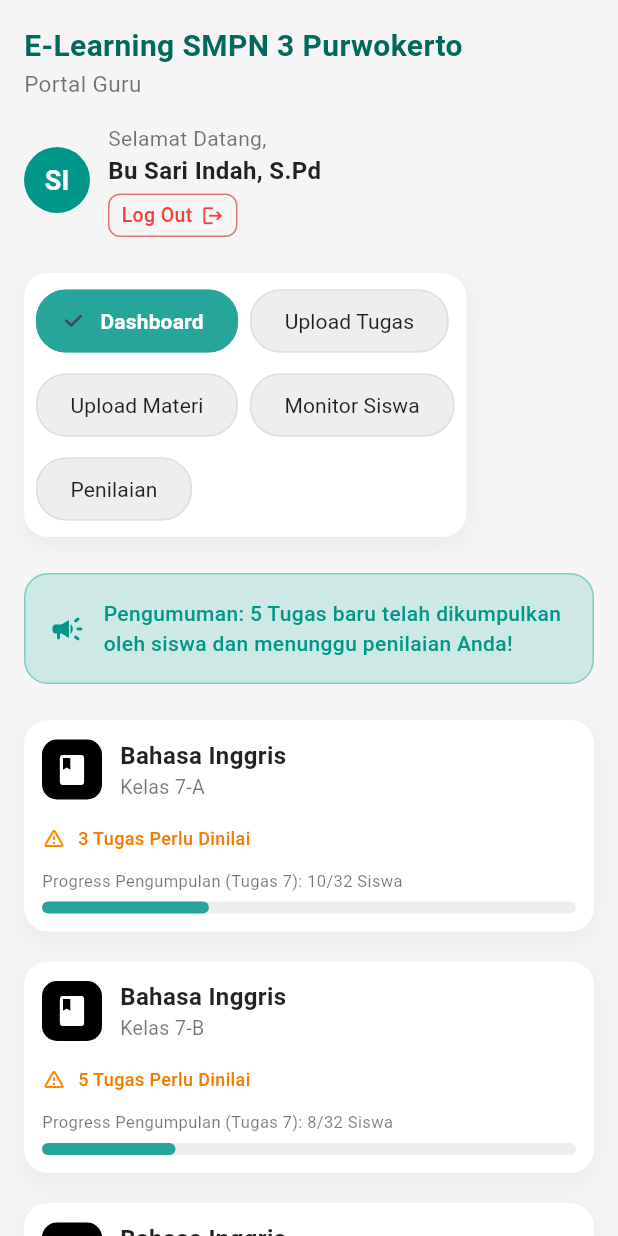
After one commit to Meph1sto14/Android_E-Learning, a Flutter app: the DashboardGuruScreen screen opened by its route, on a phone screen of 412 x 824 dp. The commit adds this screen. Run offline on Flutter 3.47's test engine with Material 3 defaults, Android fonts, the phone set to English and light mode, and no system bars; our stand-ins replace file_picker; Roboto replaces fonts that are missing (Poppins).

Commit message:
buat ulang dashboard guru

```diff
--- /dev/null
+++ b/project_lms/lib/dashboard_guru_screen.dart
@@ -0,0 +1,349 @@
+import 'package:flutter/material.dart';
+
+class DashboardGuruScreen extends StatefulWidget {
+  const DashboardGuruScreen({super.key});
+
+  @override
+  State<DashboardGuruScreen> createState() => _DashboardGuruScreenState();
+}
+
+class _DashboardGuruScreenState extends State<DashboardGuruScreen> {
+  String _selectedMenu = 'Dashboard';
+
+  @override
+  Widget build(BuildContext context) {
+    return Scaffold(
+      body: SafeArea(
+        child: LayoutBuilder(
+          builder: (context, constraints) {
+            final double padding = constraints.maxWidth > 600 ? 24.0 : 16.0;
+
+            return SingleChildScrollView(
+              child: Padding(
+                padding: EdgeInsets.all(padding),
+                child: Column(
+                  crossAxisAlignment: CrossAxisAlignment.start,
+                  children: [
+                    _buildHeader(),
+                    const SizedBox(height: 24),
+                    _buildMenuNavigasi(),
+                    const SizedBox(height: 24),
+                    _buildPengumuman(),
+                    const SizedBox(height: 24),
+                    LayoutBuilder(
+                      builder: (context, cardConstraints) {
+                        if (cardConstraints.maxWidth > 800) {
+                          return Row(
+                            crossAxisAlignment: CrossAxisAlignment.start,
+                            children: [
+                              Expanded(child: _buildKelasCard('Bahasa Inggris', 'Kelas 7-A', 3, 10)),
+                              const SizedBox(width: 20),
+                              Expanded(child: _buildKelasCard('Bahasa Inggris', 'Kelas 7-B', 5, 8)),
+                              const SizedBox(width: 20),
+                              Expanded(child: _buildKelasCard('Bahasa Inggris', 'Kelas 7-C', 1, 12)),
+                            ],
+                          );
+                        } else {
+                          return Column(
+                            children: [
+                              _buildKelasCard('Bahasa Inggris', 'Kelas 7-A', 3, 10),
+                              const SizedBox(height: 20),
+                              _buildKelasCard('Bahasa Inggris', 'Kelas 7-B', 5, 8),
+                              const SizedBox(height: 20),
+                              _buildKelasCard('Bahasa Inggris', 'Kelas 7-C', 1, 12),
+                            ],
+                          );
+                        }
+                      },
+                    ),
+                  ],
+                ),
+              ),
+            );
+          },
+        ),
+      ),
+    );
+  }
+
+  Widget _buildHeader() {
+    return Wrap(
+      alignment: WrapAlignment.spaceBetween,
+      crossAxisAlignment: WrapCrossAlignment.center,
+      runSpacing: 16.0,
+      spacing: 16.0,
+      children: [
+        Column(
+          crossAxisAlignment: CrossAxisAlignment.start,
+          children: [
+            Text(
+              'E-Learning SMPN 3 Purwokerto',
+              style: TextStyle(
+                fontSize: 20,
+                fontWeight: FontWeight.bold,
+                color: Colors.teal.shade800,
+              ),
+            ),
+            const Text(
+              'Portal Guru',
+              style: TextStyle(
+                fontSize: 15,
+                color: Colors.black54,
+              ),
+            ),
+          ],
+        ),
+        Row(
+          mainAxisSize: MainAxisSize.min,
+          children: [
+            const CircleAvatar(
+              radius: 22,
+              backgroundColor: Colors.teal,
+              child: Text(
+                'SI',
+                style: TextStyle(
+                  color: Colors.white,
+                  fontWeight: FontWeight.bold,
+                  fontSize: 18,
+                ),
+              ),
+            ),
+            const SizedBox(width: 12),
+            Column(
+              crossAxisAlignment: CrossAxisAlignment.start,
+              children: [
+                const Text(
+                  'Selamat Datang,',
+                  style: TextStyle(
+                    fontSize: 14,
+                    color: Colors.black54,
+                  ),
+                ),
+                const Text(
+                  'Bu Sari Indah, S.Pd',
+                  style: TextStyle(
+                    fontSize: 16,
+                    fontWeight: FontWeight.w600,
+                    color: Colors.black87,
+                  ),
+                ),
+                const SizedBox(height: 4),
+                GestureDetector(
+                  onTap: () {
+                    Navigator.of(context)
+                        .pushNamedAndRemoveUntil('/', (route) => false);
+                  },
+                  child: Container(
+                    padding:
+                        const EdgeInsets.symmetric(vertical: 4, horizontal: 8),
+                    decoration: BoxDecoration(
+                      borderRadius: BorderRadius.circular(8),
+                      border: Border.all(color: Colors.red.shade300, width: 1),
+                    ),
+                    child: Row(
+                      mainAxisSize: MainAxisSize.min,
+                      children: const [
+                        Text(
+                          'Log Out',
+                          style: TextStyle(
+                            fontSize: 13,
+                            color: Colors.red,
+                            fontWeight: FontWeight.w500,
+                          ),
+                        ),
+                        SizedBox(width: 6),
+                        Icon(
+                          Icons.logout,
+                          color: Colors.red,
+                          size: 15,
+                        ),
+                      ],
+                    ),
+                  ),
+                ),
+              ],
+            ),
+          ],
+        ),
+      ],
+    );
+  }
+
+  Widget _buildMenuNavigasi() {
+    final List<String> menuItems = [
+      'Dashboard',
+      'Upload Tugas',
+      'Upload Materi',
+      'Monitor Siswa',
+      'Penilaian'
+    ];
+
+    return Container(
+      padding: const EdgeInsets.symmetric(vertical: 8, horizontal: 8),
+      decoration: BoxDecoration(
+        color: Colors.white,
+        borderRadius: BorderRadius.circular(16),
+        boxShadow: [
+          BoxShadow(
+            color: Colors.grey.withOpacity(0.1),
+            spreadRadius: 2,
+            blurRadius: 10,
+            offset: const Offset(0, 5),
+          ),
+        ],
+      ),
+      child: Wrap(
+        spacing: 8.0,
+        runSpacing: 8.0,
+        alignment: WrapAlignment.start,
+        children: menuItems.map((item) {
+          bool isActive = _selectedMenu == item;
+          return ChoiceChip(
+            label: Text(item),
+                selected: isActive,
+                onSelected: (selected) {
+              if (selected) {
+                    setState(() {
+                      _selectedMenu = item;
+                });
+              }
+            },
+            selectedColor: Colors.teal.shade400,
+                backgroundColor: Colors.grey.shade200,
+                labelStyle: TextStyle(
+              color: isActive ? Colors.white : Colors.black87,
+                  fontWeight: isActive ? FontWeight.bold : FontWeight.normal,
+                ),
+            shape: RoundedRectangleBorder(
+                borderRadius: BorderRadius.circular(20),
+                side: BorderSide(
+                  color:
+                      isActive ? Colors.teal.shade400 : Colors.grey.shade300,
+                )),
+            padding: const EdgeInsets.symmetric(horizontal: 14, vertical: 10),
+          );
+        }).toList(),
+      ),
+    );
+  }
+
+  Widget _buildPengumuman() {
+    return Container(
+      padding: const EdgeInsets.all(16),
+      decoration: BoxDecoration(
+        color: Colors.teal.shade100.withOpacity(0.6),
+        borderRadius: BorderRadius.circular(16),
+        border: Border.all(color: Colors.teal.shade200),
+      ),
+      child: Row(
+        children: const [
+          Icon(Icons.campaign_rounded, color: Colors.teal, size: 24),
+          SizedBox(width: 12),
+          Expanded(
+            child: Text(
+              'Pengumuman: 5 Tugas baru telah dikumpulkan oleh siswa dan menunggu penilaian Anda!',
+              style: TextStyle(
+                fontSize: 14,
+                fontWeight: FontWeight.w500,
+                color: Colors.teal,
+              ),
+            ),
+          ),
+        ],
+      ),
+    );
+  }
+
+  Widget _buildKelasCard(
+      String mapel, String kelas, int tugasPerluDinilai, int siswaTerkumpul) {
+    const int totalSiswa = 32;
+    double progress = siswaTerkumpul / totalSiswa;
+
+    return Container(
+      padding: const EdgeInsets.all(12),
+      decoration: BoxDecoration(
+        color: Colors.white,
+        borderRadius: BorderRadius.circular(16),
+        boxShadow: [
+          BoxShadow(
+            color: Colors.grey.withOpacity(0.1),
+            spreadRadius: 2,
+            blurRadius: 10,
+            offset: const Offset(0, 5),
+          ),
+        ],
+      ),
+      child: Column(
+        crossAxisAlignment: CrossAxisAlignment.start,
+        children: [
+          Row(
+            children: [
+              Container(
+                padding: const EdgeInsets.all(8),
+                decoration: BoxDecoration(
+                  color: Colors.black,
+                  borderRadius: BorderRadius.circular(10),
+                ),
+                child: const Icon(Icons.book_rounded,
+                    color: Colors.white, size: 24),
+              ),
+              const SizedBox(width: 12),
+              Column(
+                crossAxisAlignment: CrossAxisAlignment.start,
+                children: [
+                  Text(
+                    mapel,
+                    style: const TextStyle(
+                      fontSize: 16,
+                      fontWeight: FontWeight.bold,
+                      color: Colors.black87,
+                    ),
+                  ),
+                  Text(
+                    kelas,
+                    style: const TextStyle(
+                      fontSize: 13,
+                      color: Colors.black54,
+                    ),
+                  ),
+                ],
+              ),
+            ],
+          ),
+          const SizedBox(height: 16),
+          Row(
+            children: [
+              Icon(Icons.warning_amber_rounded,
+                  color: Colors.orange.shade600, size: 16),
+              const SizedBox(width: 8),
+              Text(
+                '$tugasPerluDinilai Tugas Perlu Dinilai',
+                style: TextStyle(
+                  fontSize: 12,
+                  fontWeight: FontWeight.w500,
+                  color: Colors.orange.shade700,
+                ),
+              ),
+            ],
+          ),
+          const SizedBox(height: 12),
+          Text(
+            'Progress Pengumpulan (Tugas 7): $siswaTerkumpul/$totalSiswa Siswa',
+            style: const TextStyle(
+              fontSize: 11,
+              color: Colors.black54,
+            ),
+          ),
+          const SizedBox(height: 6),
+          LinearProgressIndicator(
+            value: progress,
+            backgroundColor: Colors.grey.shade200,
+            valueColor: AlwaysStoppedAnimation<Color>(Colors.teal.shade400),
+            minHeight: 8,
+            borderRadius: BorderRadius.circular(4),
+          ),
+        ],
+      ),
+    );
+  }
+}
--- a/project_lms/lib/main.dart
+++ b/project_lms/lib/main.dart
@@ -3,8 +3,9 @@ import 'package:project_lms/home_screen.dart';
 import 'package:project_lms/login_screen.dart';
 import 'package:project_lms/register_screen.dart';
 import 'package:project_lms/dashboard_siswa_screen.dart';
-import 'package:project_lms/tugas_screen.dart'; //
-import 'package:project_lms/kirim_tugas_screen.dart'; //
+import 'package:project_lms/tugas_screen.dart';
+import 'package:project_lms/kirim_tugas_screen.dart';
+import 'package:project_lms/dashboard_guru_screen.dart';
 
 void main() {
   runApp(const MyApp());
@@ -29,13 +30,12 @@ class MyApp extends StatelessWidget {
         '/login': (context) => const LoginScreen(),
         '/register': (context) => const RegisterScreen(),
         '/dashboard_siswa': (context) => const DashboardScreen(),
-
-        // ✅ Route baru
         '/tugas': (context) => const TugasScreen(),
         '/kirim_tugas': (context) => const KirimTugasScreen(
               mapel: 'Matematika',
               judul: 'Contoh Pengumpulan Tugas',
             ),
+        '/dashboard_guru': (context) => const DashboardGuruScreen(),
       },
     );
   }
```
Also changed, not shown: 10 other files.
